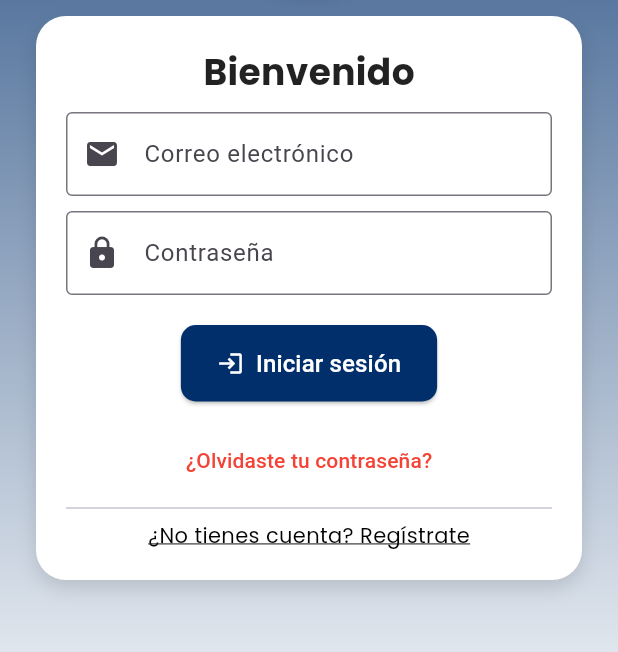
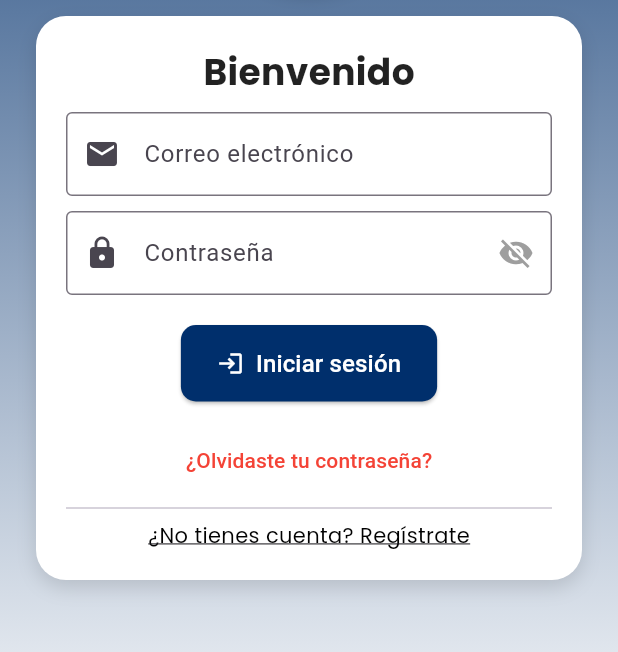
Before and after one commit to rolyadlr/AndeirApp, a Flutter app: the screen it shows after launch, on a phone screen of 412 x 824 dp, the part 434-1086 px from its top. Run offline on Flutter 3.47's test engine with Material 3 defaults, Android fonts, the phone set to English and light mode, and no system bars; our stand-ins replace cloud_firestore, firebase_auth, firebase_core, firebase_storage, flutter_map, google_fonts and 3 more; accounts and stored records are empty; network calls fail.

Commit message:
contraseña ojito

```diff
--- a/lib/pages/login_page.dart
+++ b/lib/pages/login_page.dart
@@ -20,6 +20,7 @@ class _LoginPageState extends State<LoginPage> {
   final _passwordController = TextEditingController();
   final FirebaseAuth _auth = FirebaseAuth.instance;
   final _formKey = GlobalKey<FormState>();
+  bool _obscurePassword = true;
 
   void _showDialog(String title, String message) {
     showDialog(
@@ -168,11 +169,24 @@ class _LoginPageState extends State<LoginPage> {
                         const SizedBox(height: 10),
                         TextFormField(
                           controller: _passwordController,
-                          obscureText: true,
-                          decoration: const InputDecoration(
+                          obscureText: _obscurePassword,
+                          decoration: InputDecoration(
                             labelText: 'Contraseña',
-                            prefixIcon: Icon(Icons.lock),
-                            border: OutlineInputBorder(),
+                            prefixIcon: const Icon(Icons.lock),
+                            border: const OutlineInputBorder(),
+                            suffixIcon: IconButton(
+                              icon: Icon(
+                                _obscurePassword
+                                    ? Icons.visibility_off
+                                    : Icons.visibility,
+                                color: Colors.grey,
+                              ),
+                              onPressed: () {
+                                setState(() {
+                                  _obscurePassword = !_obscurePassword;
+                                });
+                              },
+                            ),
                           ),
                           validator:
                               (value) =>
@@ -180,6 +194,7 @@ class _LoginPageState extends State<LoginPage> {
                                       ? 'Ingrese su contraseña'
                                       : null,
                         ),
+
                         const SizedBox(height: 20),
                         ElevatedButton.icon(
                           onPressed: _login,
```
